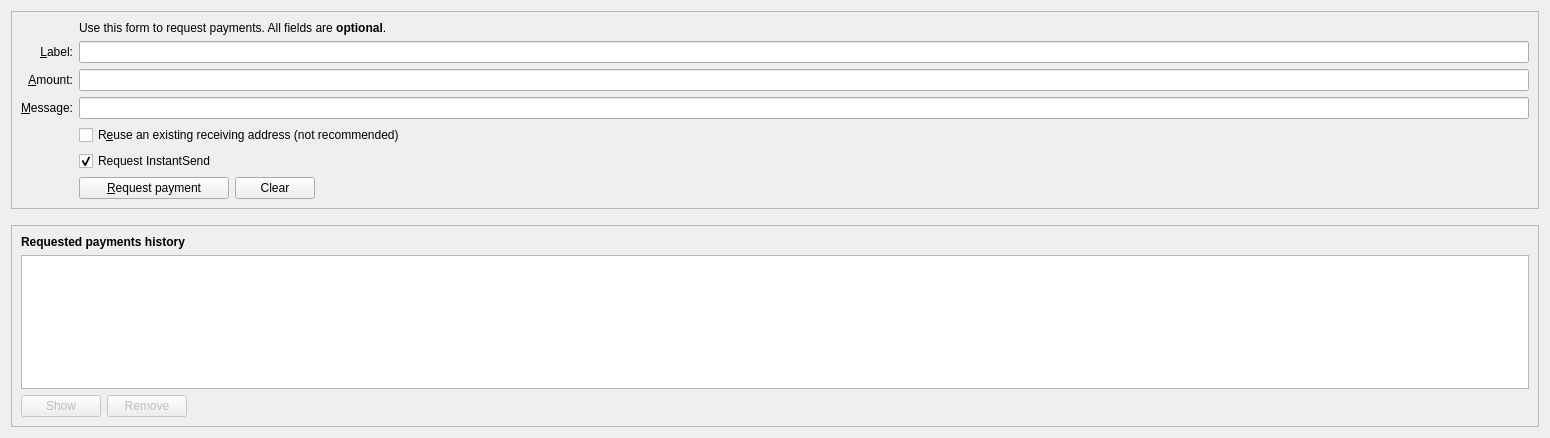
This is src/qt/forms/receivecoinsdialog.ui in PACCommunity/PAC as Qt 5 draws it before an edit. The edited form follows.
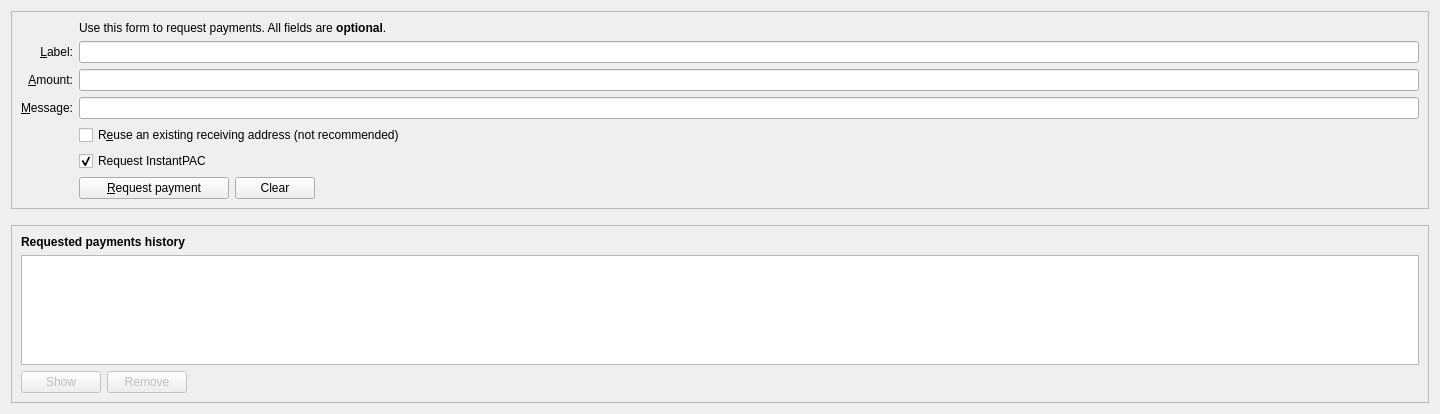
This is the edited form. Custom widgets are drawn as their Qt base class.

Commit message: Remove HD wallets icon and options dialog privatepac rebranding

The edit to the form file:
```diff
--- a/src/qt/forms/receivecoinsdialog.ui
+++ b/src/qt/forms/receivecoinsdialog.ui
@@ -6,8 +6,8 @@
    <rect>
     <x>0</x>
     <y>0</y>
-    <width>1550</width>
-    <height>438</height>
+    <width>1440</width>
+    <height>414</height>
    </rect>
   </property>
   <layout class="QVBoxLayout" name="verticalLayout" stretch="0,0,1">
@@ -186,7 +186,7 @@
         <item row="8" column="2">
          <widget class="QCheckBox" name="checkUseInstantSend">
           <property name="text">
-           <string>Request InstantSend</string>
+           <string>Request InstantPAC</string>
           </property>
           <property name="checked">
            <bool>true</bool>
```
The commit also changes 2 other files.
